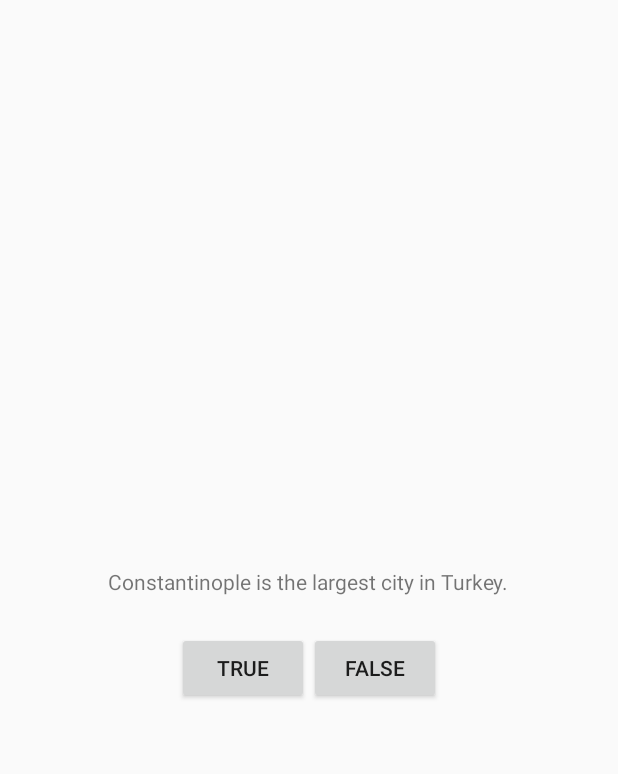
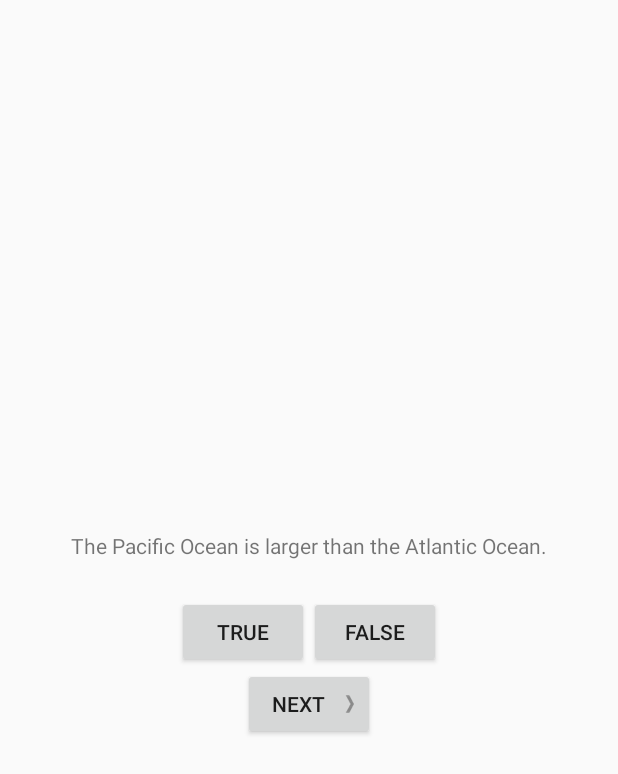
Before and after one commit to CaddyDz/Java, an Android app: the screen it shows after launch (QuizActivity), after a tap on "TRUE", on a phone screen of 412 x 824 dp. Shown: the top 774 px of the screen. Run offline under Robolectric (Android 15) with nearby library versions, the phone set to English and light mode, and no system bars.

Commit message:
Model-View-Controller
Signed-off-by: Salim Djerbouh <tbitw31@gmail.com>

```diff
--- /dev/null
+++ b/app/src/main/java/com/salim/geoquiz/Question.java
@@ -0,0 +1,27 @@
+package com.salim.geoquiz;
+
+public class Question {
+    private int mTextResId;
+    private boolean mAnswerTrue;
+
+    public Question(int textResID, boolean answerTrue) {
+        mTextResId = textResID;
+        mAnswerTrue = answerTrue;
+    }
+
+    public int getTextResId() {
+        return mTextResId;
+    }
+
+    public void setTextResId(int textResId) {
+        mTextResId = textResId;
+    }
+
+    public boolean isAnswerTrue() {
+        return mAnswerTrue;
+    }
+
+    public void setAnswerTrue(boolean answerTrue) {
+        mAnswerTrue = answerTrue;
+    }
+}
--- a/app/src/main/java/com/salim/geoquiz/QuizActivity.java
+++ b/app/src/main/java/com/salim/geoquiz/QuizActivity.java
@@ -1,40 +1,83 @@
 package com.salim.geoquiz;
 
 import android.os.Bundle;
-import android.support.design.widget.FloatingActionButton;
-import android.support.design.widget.Snackbar;
 import android.support.v7.app.AppCompatActivity;
-import android.support.v7.widget.Toolbar;
 import android.view.View;
 import android.view.Menu;
 import android.view.MenuItem;
 import android.widget.Button;
+import android.widget.TextView;
 import android.widget.Toast;
-
 
 public class QuizActivity extends AppCompatActivity {
 
     private Button mTrueButton;
     private Button mFalseButton;
+    private Button mNextButton;
+    private TextView mQuestionTextView;
 
+    private Question[] mQuestionBank = new Question[] {
+            new Question(R.string.question_oceans, true),
+            new Question(R.string.question_mideast, true),
+            new Question(R.string.question_africa, true),
+            new Question(R.string.question_americas, true),
+            new Question(R.string.question_asia, true),
+    };
+
+    private int mCurrentIndex = 0;
+
+    private void updateQuestion() {
+        int question = mQuestionBank[mCurrentIndex].getTextResId();
+        mQuestionTextView.setText(question);
+    }
+
+    private void checkAnswer(boolean userPressedTrue) {
+        boolean answerIsTrue = mQuestionBank[mCurrentIndex].isAnswerTrue();
+
+        int messageResId = 0;
+
+        if (userPressedTrue == answerIsTrue) {
+            messageResId = R.string.correct_toast;
+        } else {
+            messageResId = R.string.Incorrect_toast;
+        }
+
+        Toast.makeText(this, messageResId, Toast.LENGTH_SHORT).show();
+    }
     @Override
     protected void onCreate(Bundle savedInstanceState) {
         super.onCreate(savedInstanceState);
         setContentView(R.layout.activity_quiz);
+
+        mQuestionTextView = (TextView) findViewById(R.id.question_text_view);
+        int question = mQuestionBank[mCurrentIndex].getTextResId();
+        mQuestionTextView.setText(question);
+
         mTrueButton = (Button) findViewById(R.id.true_button);
         mTrueButton.setOnClickListener(new View.OnClickListener(){
             @Override
             public void onClick(View v) {
-                Toast.makeText(QuizActivity.this, R.string.Incorrect_toast, Toast.LENGTH_SHORT).show();
+                checkAnswer(true);
             }
         });
         mFalseButton = (Button) findViewById(R.id.false_button);
         mFalseButton.setOnClickListener(new View.OnClickListener(){
             @Override
             public void onClick(View v) {
-                Toast.makeText(QuizActivity.this, R.string.correct_toast, Toast.LENGTH_SHORT).show();
+                checkAnswer(false);
             }
         });
+
+        mNextButton = (Button) findViewById(R.id.next_button);
+        mNextButton.setOnClickListener(new View.OnClickListener(){
+
+            @Override
+            public void onClick(View v) {
+                mCurrentIndex = (mCurrentIndex + 1) % mQuestionBank.length;
+                updateQuestion();
+            }
+        });
+        updateQuestion();
     }
 
     @Override
--- a/app/src/main/res/layout/activity_quiz.xml
+++ b/app/src/main/res/layout/activity_quiz.xml
@@ -8,10 +8,10 @@
     android:orientation="vertical">
 
     <TextView
+        android:id="@+id/question_text_view"
         android:layout_width="wrap_content"
         android:layout_height="wrap_content"
-        android:padding="24dp"
-        android:text="@string/question_text"/>
+        android:padding="24dp" />
 
     <LinearLayout
         android:layout_width="wrap_content"
@@ -29,4 +29,12 @@
             android:text="@string/false_button"/>
     </LinearLayout>
 
+    <Button
+        android:id="@+id/next_button"
+        android:layout_width="wrap_content"
+        android:layout_height="wrap_content"
+        android:text="@string/next_button"
+        android:drawableRight="@mipmap/arrow_right"
+        android:drawablePadding="4dp"/>
+
 </LinearLayout>
--- a/app/src/main/res/values/strings.xml
+++ b/app/src/main/res/values/strings.xml
@@ -1,11 +1,14 @@
 <resources>
-    <string name="question_text">
-        Constantinople is the largest city in Turkey.
-    </string>
+    <string name="next_button">Next</string>
     <string name="true_button">True</string>
     <string name="false_button">False</string>
     <string name="correct_toast">Correct!</string>
     <string name="Incorrect_toast">Incorrect!</string>
     <string name="app_name">GeoQuiz</string>
     <string name="action_settings">Settings</string>
+    <string name="question_oceans">The Pacific Ocean is larger than the Atlantic Ocean.</string>
+    <string name="question_mideast">The Suez Canal connects the Red Sea and the Indian Ocean.</string>
+    <string name="question_africa">The source of the Nile River is in Egypt.</string>
+    <string name="question_americas">The Amazon River is the longest river in the Americas.</string>
+    <string name="question_asia">Lake Baikal is the world\'s oldest and deepest freshwater lake.</string>
 </resources>
```
Also changed, not shown: app/src/main/res/mipmap-hdpi/arrow_left.png (added), app/src/main/res/mipmap-hdpi/arrow_right.png (added), app/src/main/res/mipmap-mdpi/arrow_left.png (added), app/src/main/res/mipmap-mdpi/arrow_right.png (added), app/src/main/res/mipmap-xhdpi/arrow_left.png (added), app/src/main/res/mipmap-xhdpi/arrow_right.png (added), app/src/main/res/mipmap-xxhdpi/arrow_left.png (added), app/src/main/res/mipmap-xxhdpi/arrow_right.png (added).
